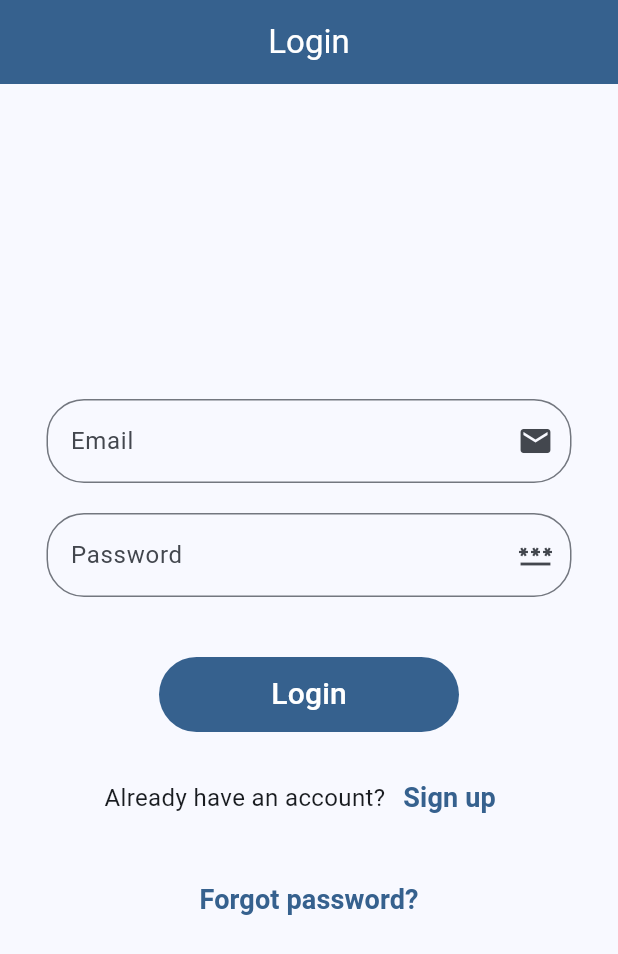
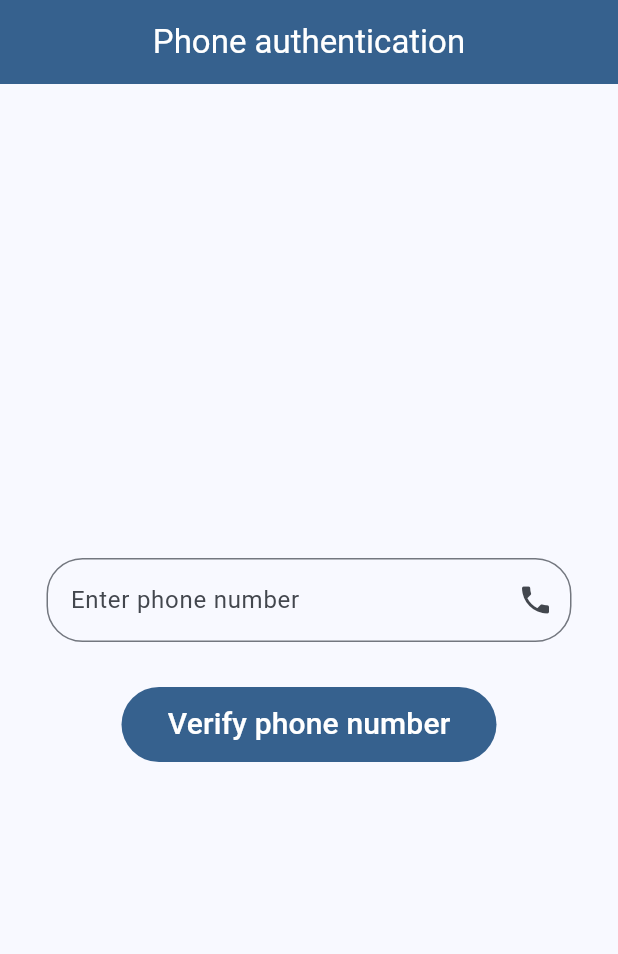
Before and after one commit to Shital-DE/firebase_project, a Flutter app: the screen it shows after launch, on a phone screen of 412 x 824 dp. Shown: the top 954 px of the screen. Run offline on Flutter 3.47's test engine with Material 3 defaults, Android fonts, the phone set to English and light mode, and no system bars; our stand-ins replace firebase_auth, firebase_core; accounts and stored records are empty.

Commit message:
SHA Certification and Phone number authentication by OTP.

```diff
--- a/lib/main.dart
+++ b/lib/main.dart
@@ -7,6 +7,7 @@ import 'package:flutter/material.dart';
 import 'package:firebase_core/firebase_core.dart';
 import 'firebase_options.dart';
 
+// +917972858760
 void main() async {
   WidgetsFlutterBinding.ensureInitialized();
   await Firebase.initializeApp(
--- a/lib/user/check_user.dart
+++ b/lib/user/check_user.dart
@@ -1,6 +1,7 @@
 import 'package:firebase_auth/firebase_auth.dart';
 import 'package:firebase_series_app/main.dart';
 import 'package:firebase_series_app/user/login.dart';
+import 'package:firebase_series_app/user/phone_auth.dart';
 import 'package:flutter/material.dart';
 
 class CheckUser extends StatelessWidget {
@@ -17,7 +18,8 @@ class CheckUser extends StatelessWidget {
         if (snapshot.hasData) {
           return const MyHomePage(title: 'Home page');
         } else {
-          return const LoginPage();
+          return const PhoneAuth();
+          // const LoginPage();
         }
       },
     );
--- a/lib/user/forgot_password.dart
+++ b/lib/user/forgot_password.dart
@@ -1,7 +1,5 @@
 import 'package:firebase_auth/firebase_auth.dart';
-import 'package:firebase_core/firebase_core.dart';
 import 'package:flutter/material.dart';
-
 import '../widgets/ui_helper.dart';
 
 class ForgotPassword extends StatefulWidget {
--- /dev/null
+++ b/lib/user/phone_auth.dart
@@ -0,0 +1,91 @@
+import 'package:firebase_auth/firebase_auth.dart';
+import 'package:firebase_series_app/user/otp_screen.dart';
+import 'package:flutter/material.dart';
+
+import '../widgets/ui_helper.dart';
+
+class PhoneAuth extends StatefulWidget {
+  const PhoneAuth({super.key});
+
+  @override
+  State<PhoneAuth> createState() => _PhoneAuthState();
+}
+
+class _PhoneAuthState extends State<PhoneAuth> {
+  @override
+  Widget build(BuildContext context) {
+    TextEditingController phoneController = TextEditingController();
+    return Scaffold(
+        appBar: AppBar(
+          backgroundColor: Theme.of(context).colorScheme.primary,
+          title: const Text(
+            "Phone authentication",
+            style: TextStyle(color: Colors.white),
+          ),
+          centerTitle: true,
+        ),
+        body: Column(mainAxisAlignment: MainAxisAlignment.center, children: [
+          Center(
+            child: SizedBox(
+                width: 400,
+                child: Padding(
+                  padding: const EdgeInsets.symmetric(horizontal: 25),
+                  child: TextField(
+                    controller: phoneController,
+                    keyboardType: TextInputType.number,
+                    decoration: InputDecoration(
+                        hintText: 'Enter phone number',
+                        suffixIcon: const Icon(Icons.phone),
+                        border: OutlineInputBorder(
+                            borderRadius: BorderRadius.circular(24))),
+                  ),
+                )),
+          ),
+          const SizedBox(height: 30),
+          Center(
+              child: UiHelper.customButton(
+            voidCallBack: () async {
+              try {
+                await FirebaseAuth.instance.verifyPhoneNumber(
+                  phoneNumber: '+917972858760',
+                  // phoneController.text,
+                  verificationCompleted:
+                      (PhoneAuthCredential credential) async {
+                    await FirebaseAuth.instance
+                        .signInWithCredential(credential);
+                  },
+                  verificationFailed: (FirebaseException e) {},
+                  codeSent: (String verificationId, int? resendToken) {
+                    Navigator.push(
+                      context,
+                      MaterialPageRoute(
+                        builder: (context) =>
+                            OTPScreen(verificationId: verificationId),
+                      ),
+                    );
+                  },
+                  codeAutoRetrievalTimeout: (String verificationId) {},
+                );
+              } catch (e) {
+                print('Error during phone verification: $e');
+              }
+
+              // FirebaseAuth.instance.verifyPhoneNumber(
+              //     verificationCompleted: (PhoneAuthCredential credential) {},
+              //     verificationFailed: (FirebaseException e) {},
+              //     codeSent: (String verificationid, int? resendToken) {
+              //       Navigator.push(
+              //           context,
+              //           MaterialPageRoute(
+              //               builder: (context) => OTPScreen(
+              //                     verificationId: verificationid,
+              //                   )));
+              //     },
+              //     codeAutoRetrievalTimeout: (String verificationId) {},
+              //     phoneNumber: phoneController.text);
+            },
+            text: 'Verify phone number',
+          )),
+        ]));
+  }
+}
--- a/lib/widgets/ui_helper.dart
+++ b/lib/widgets/ui_helper.dart
@@ -24,7 +24,7 @@ class UiHelper {
       {required VoidCallback voidCallBack, required String text}) {
     return SizedBox(
       height: 50,
-      width: 200,
+      width: 250,
       child: FilledButton(
           style: ElevatedButton.styleFrom(
               shape: RoundedRectangleBorder(
```
Also changed, not shown: lib/user/otp_screen.dart (added, +72 -0 lines), 2 other files.
